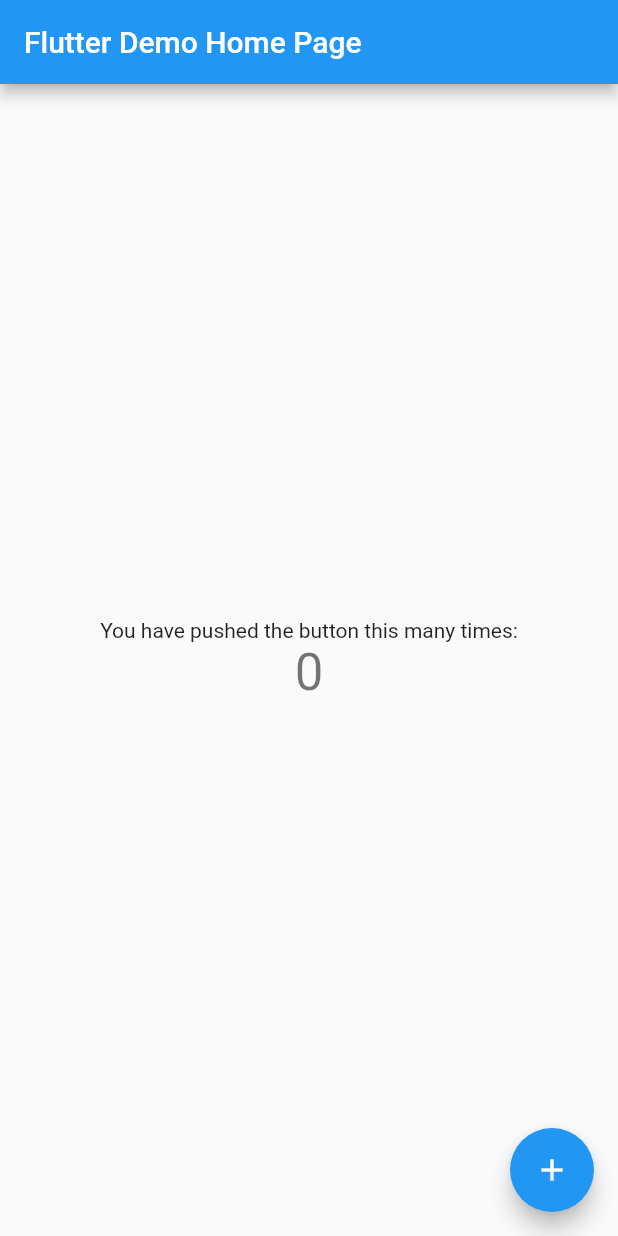
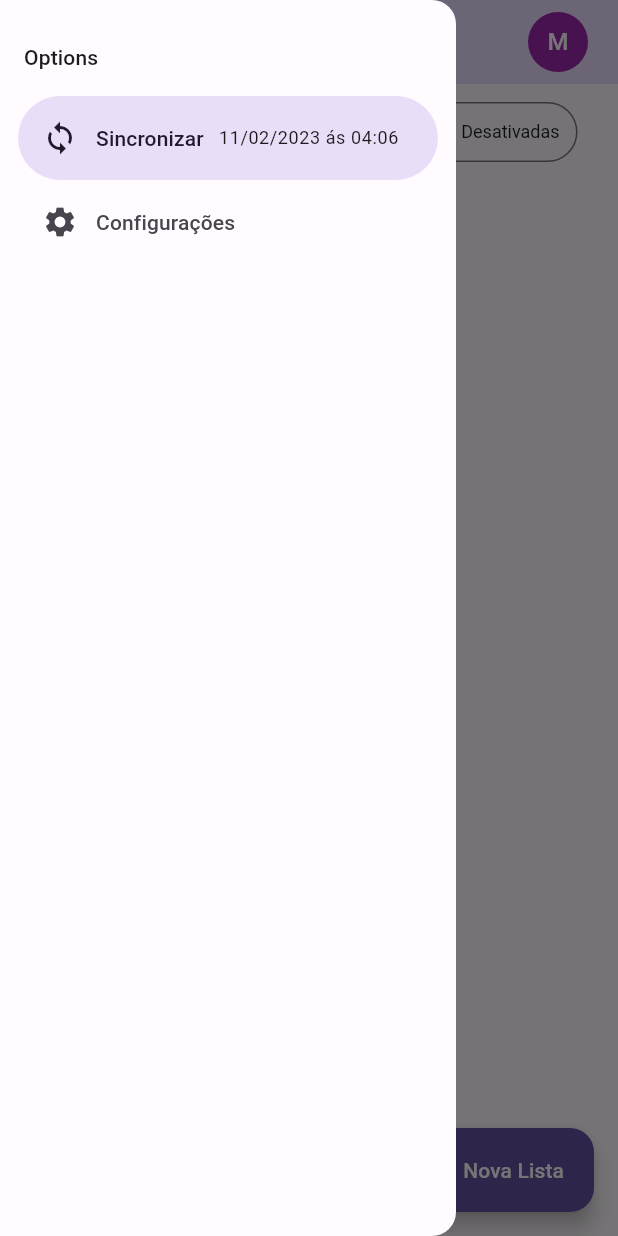
Before and after one commit to MARTTELO/listinha, a Flutter app: the screen it shows after launch, with the side drawer open (before the commit the screen has no drawer), on a phone screen of 412 x 824 dp. Run offline on Flutter 3.47's test engine with Material 2 defaults, Android fonts, the phone set to English and light mode, and no system bars.

Commit message:
Criando pagem e componetizando widgets

```diff
--- a/app/lib/main.dart
+++ b/app/lib/main.dart
@@ -1,115 +1,6 @@
 import 'package:flutter/material.dart';
+import 'package:listinha/src/shared/themes/app_Widget.dart';
 
 void main() {
-  runApp(const MyApp());
+  runApp(const AppWidget());
 }
-
-class MyApp extends StatelessWidget {
-  const MyApp({super.key});
-
-  // This widget is the root of your application.
-  @override
-  Widget build(BuildContext context) {
-    return MaterialApp(
-      title: 'Flutter Demo',
-      theme: ThemeData(
-        // This is the theme of your application.
-        //
-        // Try running your application with "flutter run". You'll see the
-        // application has a blue toolbar. Then, without quitting the app, try
-        // changing the primarySwatch below to Colors.green and then invoke
-        // "hot reload" (press "r" in the console where you ran "flutter run",
-        // or simply save your changes to "hot reload" in a Flutter IDE).
-        // Notice that the counter didn't reset back to zero; the application
-        // is not restarted.
-        primarySwatch: Colors.blue,
-      ),
-      home: const MyHomePage(title: 'Flutter Demo Home Page'),
-    );
-  }
-}
-
-class MyHomePage extends StatefulWidget {
-  const MyHomePage({super.key, required this.title});
-
-  // This widget is the home page of your application. It is stateful, meaning
-  // that it has a State object (defined below) that contains fields that affect
-  // how it looks.
-
-  // This class is the configuration for the state. It holds the values (in this
-  // case the title) provided by the parent (in this case the App widget) and
-  // used by the build method of the State. Fields in a Widget subclass are
-  // always marked "final".
-
-  final String title;
-
-  @override
-  State<MyHomePage> createState() => _MyHomePageState();
-}
-
-class _MyHomePageState extends State<MyHomePage> {
-  int _counter = 0;
-
-  void _incrementCounter() {
-    setState(() {
-      // This call to setState tells the Flutter framework that something has
-      // changed in this State, which causes it to rerun the build method below
-      // so that the display can reflect the updated values. If we changed
-      // _counter without calling setState(), then the build method would not be
-      // called again, and so nothing would appear to happen.
-      _counter++;
-    });
-  }
-
-  @override
-  Widget build(BuildContext context) {
-    // This method is rerun every time setState is called, for instance as done
-    // by the _incrementCounter method above.
-    //
-    // The Flutter framework has been optimized to make rerunning build methods
-    // fast, so that you can just rebuild anything that needs updating rather
-    // than having to individually change instances of widgets.
-    return Scaffold(
-      appBar: AppBar(
-        // Here we take the value from the MyHomePage object that was created by
-        // the App.build method, and use it to set our appbar title.
-        title: Text(widget.title),
-      ),
-      body: Center(
-        // Center is a layout widget. It takes a single child and positions it
-        // in the middle of the parent.
-        child: Column(
-          // Column is also a layout widget. It takes a list of children and
-          // arranges them vertically. By default, it sizes itself to fit its
-          // children horizontally, and tries to be as tall as its parent.
-          //
-          // Invoke "debug painting" (press "p" in the console, choose the
-          // "Toggle Debug Paint" action from the Flutter Inspector in Android
-          // Studio, or the "Toggle Debug Paint" command in Visual Studio Code)
-          // to see the wireframe for each widget.
-          //
-          // Column has various properties to control how it sizes itself and
-          // how it positions its children. Here we use mainAxisAlignment to
-          // center the children vertically; the main axis here is the vertical
-          // axis because Columns are vertical (the cross axis would be
-          // horizontal).
-          mainAxisAlignment: MainAxisAlignment.center,
-          children: <Widget>[
-            const Text(
-              'You have pushed the button this many times:',
-            ),
-            Text(
-              '$_counter',
-              style: Theme.of(context).textTheme.headlineMedium,
-            ),
-          ],
-        ),
-      ),
-      floatingActionButton: FloatingActionButton(
-        onPressed: _incrementCounter,
-        tooltip: 'Increment',
-        child: const Icon(Icons.add),
-      ), // This trailing comma makes auto-formatting nicer for build methods.
-    );
-  }
-}
--- /dev/null
+++ b/app/lib/src/home/home_page.dart
@@ -0,0 +1,54 @@
+import 'package:flutter/material.dart';
+import 'package:listinha/src/home/widgets/custom_drawer.dart';
+import 'package:listinha/src/shared/widgets/user_image_button.dart';
+
+class HomeWidget extends StatefulWidget {
+  const HomeWidget({super.key});
+
+  @override
+  State<HomeWidget> createState() => _HomeWidgetState();
+}
+
+class _HomeWidgetState extends State<HomeWidget> {
+  @override
+  Widget build(BuildContext context) {
+    return Scaffold(
+      drawer: const CustomDrawer(),
+      appBar: AppBar(
+        title: const Text(
+          'Listinha',
+        ),
+        actions: const [
+          Padding(
+            padding: EdgeInsets.only(right: 20),
+            child: UserImageButton(),
+          )
+        ],
+      ),
+      floatingActionButton: FloatingActionButton.extended(
+        onPressed: () => {},
+        label: const Text('Nova Lista'),
+        icon: const Icon(Icons.edit),
+      ),
+      body: Center(
+        child: Column(
+          children: [
+            Padding(
+              padding: const EdgeInsets.all(8),
+              child: SegmentedButton(
+                segments: const [
+                  ButtonSegment(value: 0, label: Text('Todos')),
+                  ButtonSegment(value: 1, label: Text('Pendentes')),
+                  ButtonSegment(value: 2, label: Text('Concluidas')),
+                  ButtonSegment(value: 3, label: Text('Desativadas')),
+                ],
+                selected: const {0},
+                onSelectionChanged: (values) {},
+              ),
+            ),
+          ],
+        ),
+      ),
+    );
+  }
+}
--- /dev/null
+++ b/app/lib/src/home/widgets/custom_drawer.dart
@@ -0,0 +1,37 @@
+import 'package:flutter/material.dart';
+
+class CustomDrawer extends StatelessWidget {
+  const CustomDrawer({super.key});
+
+  @override
+  Widget build(BuildContext context) {
+    return NavigationDrawer(
+      children: [
+        Padding(
+          padding: const EdgeInsets.fromLTRB(16, 28, 16, 16),
+          child: Text(
+            'Options',
+            style: Theme.of(context).textTheme.titleSmall,
+          ),
+        ),
+        NavigationDrawerDestination(
+          icon: const Icon(Icons.sync),
+          label: Row(
+            children: [
+              const Text('Sincronizar'),
+              const SizedBox(width: 10),
+              Text(
+                '11/02/2023 ás 04:06',
+                style: Theme.of(context).textTheme.bodySmall,
+              ),
+            ],
+          ),
+        ),
+        const NavigationDrawerDestination(
+          icon: Icon(Icons.settings),
+          label: Text('Configurações'),
+        ),
+      ],
+    );
+  }
+}
--- /dev/null
+++ b/app/lib/src/shared/themes/app_Widget.dart
@@ -0,0 +1,20 @@
+import 'package:flutter/material.dart';
+import 'package:listinha/src/home/home_page.dart';
+import 'package:listinha/src/shared/themes/themes.dart';
+
+class AppWidget extends StatelessWidget {
+  const AppWidget({super.key});
+
+  // This widget is the root of your application.
+  @override
+  Widget build(BuildContext context) {
+    return MaterialApp(
+      title: 'Listinha',
+      debugShowCheckedModeBanner: false,
+      themeMode: ThemeMode.light,
+      theme: lightTheme,
+      darkTheme: darkTheme,
+      home: const HomeWidget(),
+    );
+  }
+}
--- /dev/null
+++ b/app/lib/src/shared/themes/themes.dart
@@ -0,0 +1,39 @@
+import 'package:flutter/material.dart';
+part 'color_schemes.g.dart';
+
+ThemeData get lightTheme => ThemeData(
+      useMaterial3: true,
+      colorScheme: _lightColorScheme,
+      appBarTheme: AppBarTheme(
+        centerTitle: true,
+        backgroundColor: _lightColorScheme.primaryContainer,
+      ),
+      floatingActionButtonTheme: FloatingActionButtonThemeData(
+        backgroundColor: _lightColorScheme.primary,
+        foregroundColor: Colors.white,
+      ),
+      segmentedButtonTheme: _segmentButtonTheme,
+    );
+
+ThemeData get darkTheme => ThemeData(
+      useMaterial3: true,
+      colorScheme: _darkColorScheme,
+      appBarTheme: AppBarTheme(
+        centerTitle: true,
+        backgroundColor: _darkColorScheme.primaryContainer,
+      ),
+      segmentedButtonTheme: _segmentButtonTheme,
+    );
+
+SegmentedButtonThemeData get _segmentButtonTheme => SegmentedButtonThemeData(
+      style: ButtonStyle(
+        textStyle: MaterialStateProperty.resolveWith<TextStyle?>(
+          (states) {
+            if (states.contains(MaterialState.selected)) {
+              return const TextStyle(fontSize: 9);
+            }
+            return const TextStyle(fontSize: 12);
+          },
+        ),
+      ),
+    );
--- /dev/null
+++ b/app/lib/src/shared/widgets/user_image_button.dart
@@ -0,0 +1,16 @@
+import 'package:flutter/material.dart';
+
+class UserImageButton extends StatelessWidget {
+  const UserImageButton({super.key});
+
+  @override
+  Widget build(BuildContext context) {
+    return GestureDetector(
+      child: const CircleAvatar(
+        foregroundColor: Colors.white,
+        backgroundColor: Colors.purple,
+        child: Text('M'),
+      ),
+    );
+  }
+}
```
Also changed, not shown: app/lib/src/shared/themes/color_schemes.g.dart (added), app/lib/src/shared/themes/main.g.dart (added), material-theme/color_schemes.g.dart (added), material-theme/main.g.dart (added), 4 other files.
